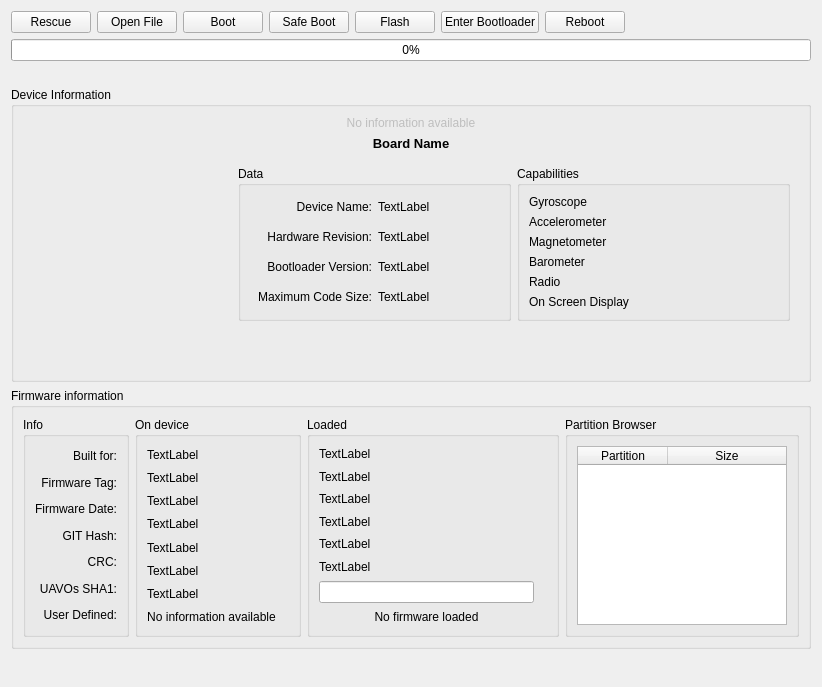
Before: the Qt Designer form ground/gcs/src/plugins/uploader/uploader.ui in d-ronin/dRonin, drawn with Qt 5.
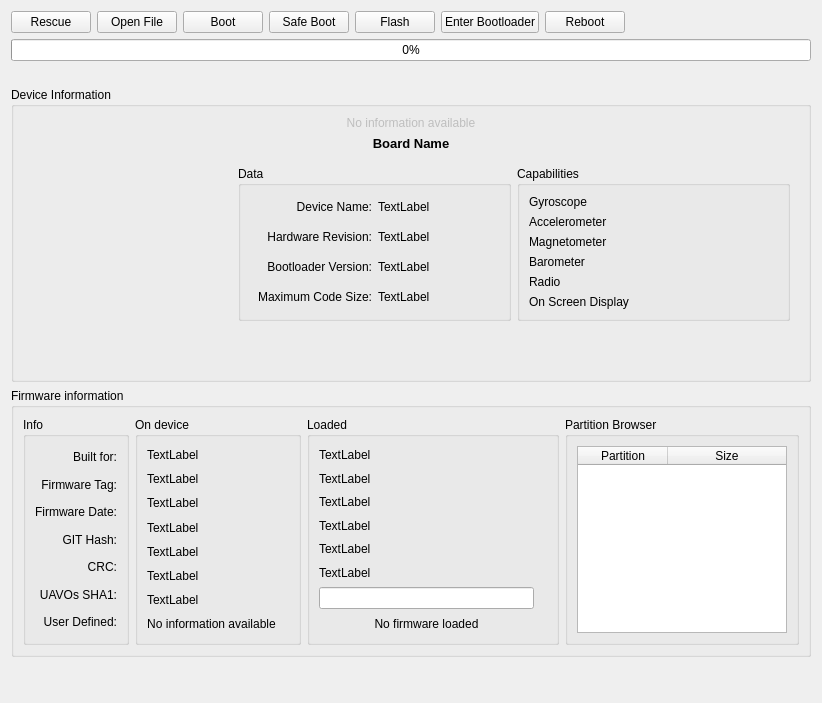
After: the same form once the commit is applied. Icons and pictures are not drawn.

Patch:
```diff
--- a/ground/gcs/src/plugins/uploader/uploader.ui
+++ b/ground/gcs/src/plugins/uploader/uploader.ui
@@ -7,7 +7,7 @@
     <x>0</x>
     <y>0</y>
     <width>822</width>
-    <height>687</height>
+    <height>703</height>
    </rect>
   </property>
   <property name="windowTitle">
```
Left out of the diff: 6 changed lines with no effect on the pictures.
